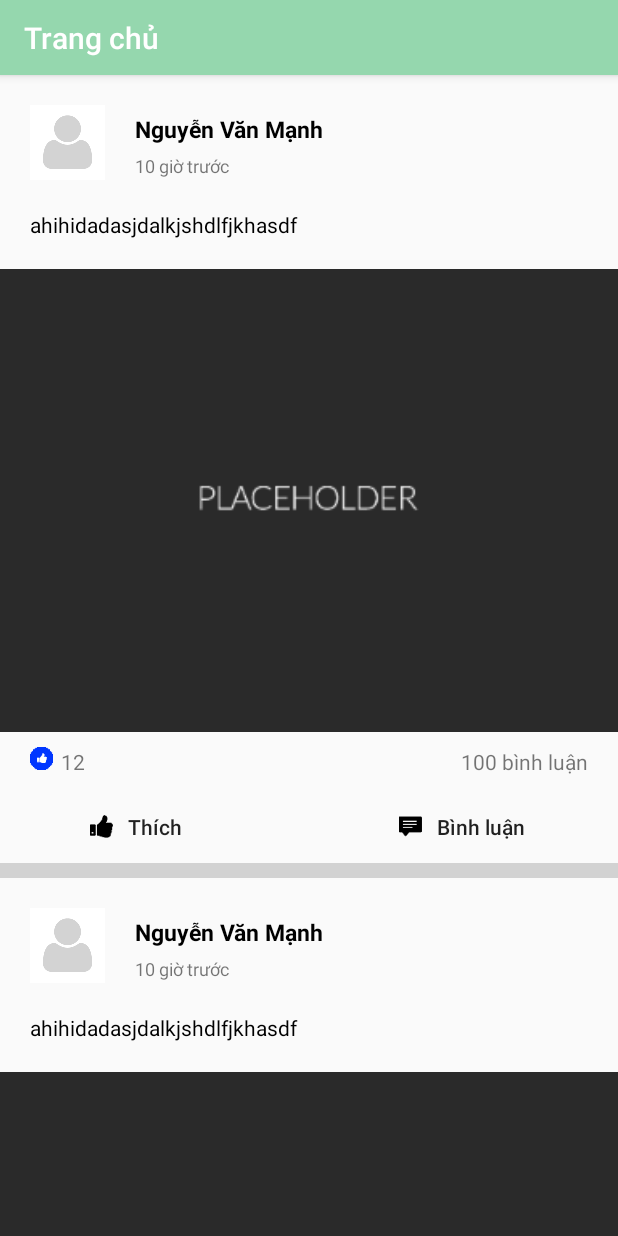
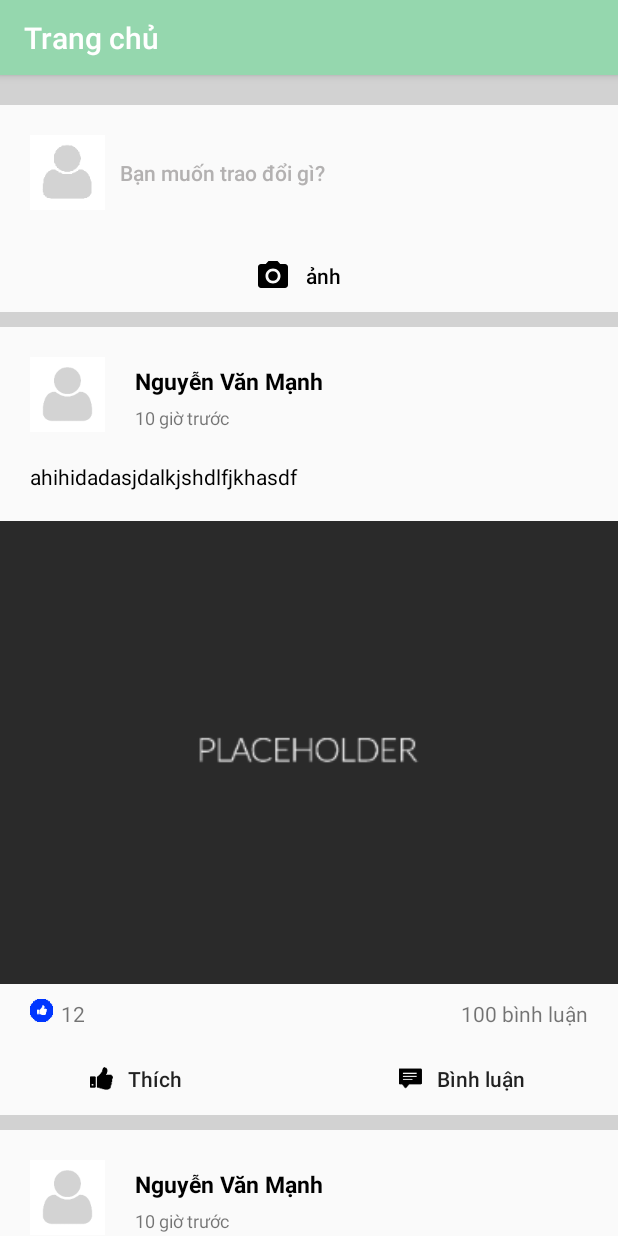
Before and after one commit to manh1208/SportsSocialNetwork, an Android app: the screen it shows after launch (MainBottomBarActivity), on a phone screen of 412 x 824 dp. Run offline under Robolectric (Android 15) with nearby library versions, the phone set to English and light mode, and no system bars; libraries missing offline, so code that uses them is left out: com.roughike.bottombar; 2 statements that could not run were skipped.

Commit message:
[ManhNV] - Design new post

```diff
--- a/Mobile/SportsSocialNetwork/app/src/main/java/com/capstone/sportssocialnetwork/fragment/FeedFragment.java
+++ b/Mobile/SportsSocialNetwork/app/src/main/java/com/capstone/sportssocialnetwork/fragment/FeedFragment.java
@@ -1,5 +1,6 @@
 package com.capstone.sportssocialnetwork.fragment;
 
+import android.content.Context;
 import android.os.Bundle;
 import android.support.annotation.Nullable;
 import android.support.v4.app.Fragment;
@@ -31,6 +32,10 @@ public class FeedFragment extends Fragment {
     }
 
     private void prepareData() {
+        View  header= ((LayoutInflater) getActivity()
+                .getSystemService(Context.LAYOUT_INFLATER_SERVICE)).inflate(
+                R.layout.item_header_feed, null, false);
+        lvFeed.addHeaderView(header);
         adapter = new FeedAdapter(getActivity(),R.layout.item_feed,new ArrayList<Feed>());
         lvFeed.setAdapter(adapter);
     }
--- /dev/null
+++ b/Mobile/SportsSocialNetwork/app/src/main/res/layout/item_header_feed.xml
@@ -0,0 +1,36 @@
+<?xml version="1.0" encoding="utf-8"?>
+<LinearLayout xmlns:android="http://schemas.android.com/apk/res/android"
+    android:orientation="vertical" android:layout_width="match_parent"
+    android:layout_height="match_parent"
+    >
+    <RelativeLayout
+        android:layout_width="match_parent"
+        android:layout_height="20sp"
+        android:background="#d2d2d2"></RelativeLayout>
+    <Button
+        android:layout_width="match_parent"
+        android:layout_height="wrap_content"
+        android:background="@null"
+        android:text="Bạn muốn trao đổi gì?"
+        android:textColor="#b3b1b1"
+        android:textAllCaps="false"
+        android:gravity="start|center_vertical"
+        android:drawableLeft="@drawable/img_avatar_small"
+        android:paddingLeft="20sp"
+        android:drawablePadding="10sp"
+        android:paddingTop="20sp"
+        android:paddingBottom="20sp"
+        />
+    <Button
+        android:layout_width="match_parent"
+        android:layout_height="wrap_content"
+        android:background="@null"
+        android:text="ảnh"
+        android:textColor="#000"
+        android:textAllCaps="false"
+        android:gravity="start|center_vertical"
+        android:drawableLeft="@drawable/ic_menu_camera"
+        android:paddingLeft="170sp"
+        android:drawablePadding="10sp"
+        />
+</LinearLayout>
```
Also changed, not shown: Mobile/SportsSocialNetwork/app/src/main/res/drawable-xxxhdpi/ic_camera.png (added), Mobile/SportsSocialNetwork/app/src/main/res/drawable-xxxhdpi/img_avatar_small.png (added), Mobile/SportsSocialNetwork/app/src/main/res/drawable-xxxhdpi/img_default_avatar.png (renamed from Mobile/SportsSocialNetwork/app/src/main/res/drawable-v21/img_default_avatar.png).
